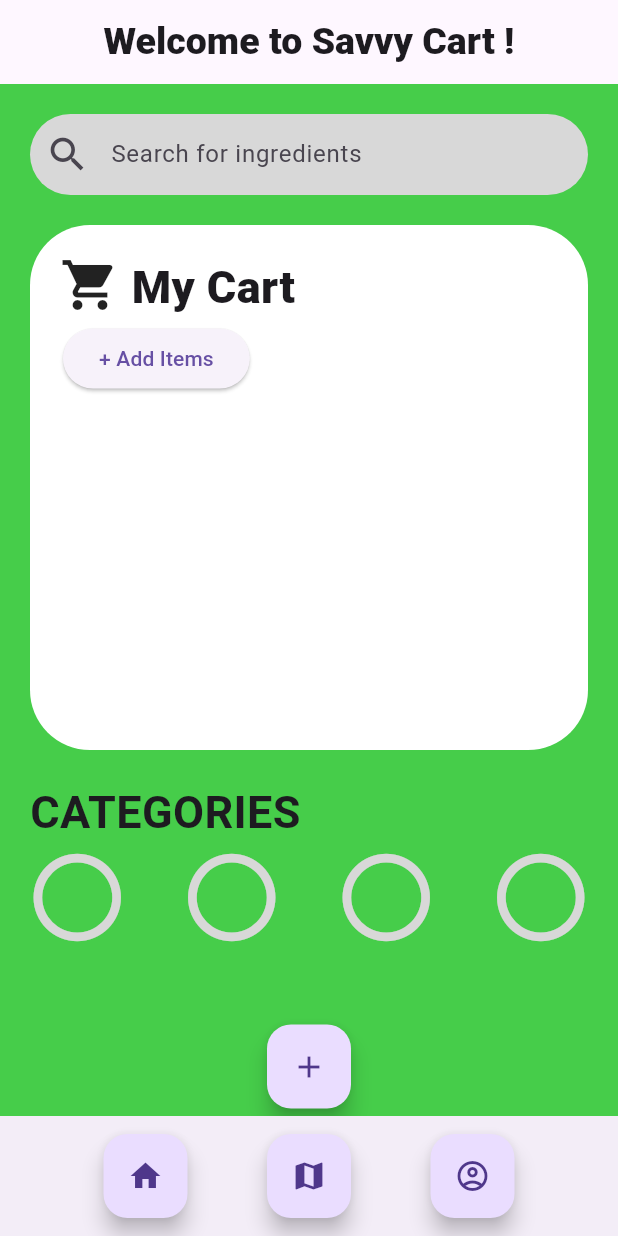
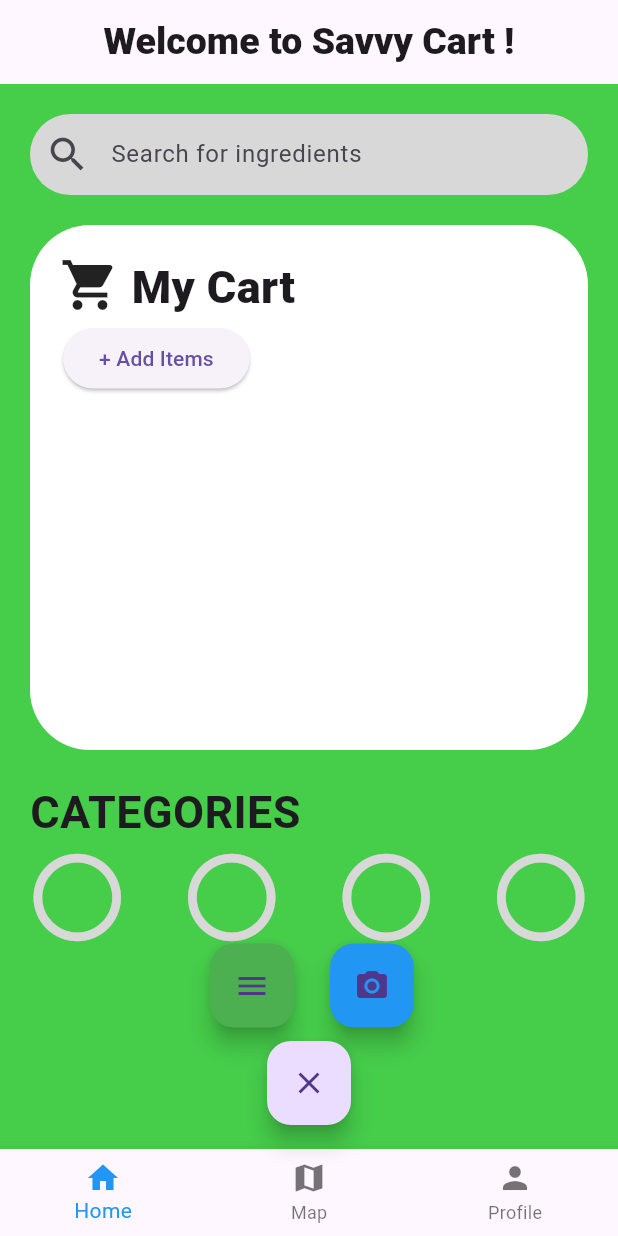
Before and after one commit to tepennnn/GDGoC-Team-7, a Flutter app: the screen it shows after launch, after a tap on the "add" icon, on a phone screen of 412 x 824 dp. Run offline on Flutter 3.47's test engine with Material 3 defaults, Android fonts, the phone set to English and light mode, and no system bars.

Commit message:
updated home page and bottom navigation bar
can now jump to map and profile page from the bottom bar

```diff
--- a/flutter_application/lib/pages/home.dart
+++ b/flutter_application/lib/pages/home.dart
@@ -1,10 +1,24 @@
-import 'dart:async';
+import 'package:flutter/material.dart';
 
-import 'package:flutter/material.dart';
-import 'package:flutter_svg/flutter_svg.dart';
+import 'package:flutter_application/pages/map.dart';
+import 'package:flutter_application/pages/profile_history.dart';
 
-class HomePage extends StatelessWidget {
+class HomePage extends StatefulWidget {
   const HomePage({super.key});
+  @override
+  State<HomePage> createState() => _HomePageState();
+}
+
+class _HomePageState extends State<HomePage> {
+
+  // Parameter for camera button
+  bool _isExpanded = false;
+  void _toggleMenu() {
+    setState(() {
+      _isExpanded = !_isExpanded;
+    });
+  }
+
 
   @override
   Widget build(BuildContext context) {
@@ -15,131 +29,66 @@ class HomePage extends StatelessWidget {
         crossAxisAlignment: CrossAxisAlignment.center,
         children: [
           _searchBar(),
-          _centerBox(),
-          _categoriesText(),
-          _categoriesCircle(),
+          _centralBox(),
+          _categories(),
           SizedBox(height: 50),
-          _bottomButton()
         ],
       ),
-      bottomNavigationBar: _bottomBar(),
 
+      floatingActionButton: SizedBox(
+        width: 380, // Adjust width to fit multiple buttons
+        height: 200, // Adjust height for spacing
+        child: _scanningButton(),
+      ),
+
+      bottomNavigationBar: CustomNavBar(selectedIndex: 0),
     );
   }
 
-  FloatingActionButton _bottomButton() {
-    return FloatingActionButton(
-          onPressed: (){print('menu');},
-          child: const  Icon(Icons.add),
-        );
-  }
-
-  BottomAppBar _bottomBar() {
-    return BottomAppBar(
-      shape: const CircularNotchedRectangle(),
-      child: Row(
-        mainAxisAlignment: MainAxisAlignment.spaceEvenly,
-        children: [
-          FloatingActionButton(
-            onPressed: (){print('home');},
-            child: const Icon(Icons.home),
+  Stack _scanningButton() {
+    return Stack(
+      alignment: Alignment.bottomCenter,
+      children: [
+        if (_isExpanded) ...[
+          // Camera Button
+          Positioned(
+            bottom: 65,  // Adjusted spacing above main button
+            right: 120,
+            child: FloatingActionButton(
+              heroTag: "camera",
+              onPressed: () {
+                print("Camera Clicked!");
+              },
+              backgroundColor: Colors.blue,
+              child: Icon(Icons.camera_alt),
+            ),
           ),
-          FloatingActionButton(
-            onPressed: (){print('map');},
-            child: const Icon(Icons.map),
-          ),
-          FloatingActionButton(
-            onPressed: (){print('profile');},
-            child: const Icon(Icons.account_circle_outlined),
+          // Menu Button (Above Camera Button)
+          Positioned(
+            bottom: 65, // Increased spacing to avoid overlap
+            right: 200,
+            child: FloatingActionButton(
+              heroTag: "menu",
+              onPressed: () {
+                print("Menu Clicked!");
+              },
+              backgroundColor: Colors.green,
+              child: Icon(Icons.menu),
+            ),
           ),
         ],
-      ),
+        // Main FAB (Toggles Expansion)
+        FloatingActionButton(
+          onPressed: _toggleMenu,
+          child: Icon(_isExpanded ? Icons.close : Icons.add),
+        ),
+      ],
     );
-  }
-
-  Container _centerBox() {
-    return Container(
-          width: 400,
-          height: 350,
-          margin: EdgeInsets.all(20),
-          padding: EdgeInsets.all(20),
-          decoration: BoxDecoration(
-            borderRadius: BorderRadius.circular(40),
-            color: Colors.white,
-            shape: BoxShape.rectangle,
-          ),
-        // The shopping cart and text part
-          child: Column(
-            children: [
-              _myCartBar(),
-              _addItemButton(),
-            ],
-          ),
-        );
-  }
-
-  Align _categoriesText() {
-    return Align(
-      alignment: Alignment.centerLeft,
-      child: Padding(
-        padding: const EdgeInsets.only(left: 20),
-        child: Text(
-          'CATEGORIES',
-          style: TextStyle(
-            fontSize: 30,
-            fontWeight: FontWeight.w700,
-          ),
-        ),
-      ),
-    );
-  }
-
-  Padding _addItemButton() {
-    return Padding(
-      padding: const EdgeInsets.all(2.0),
-      child: Align(
-        alignment: Alignment.centerLeft,
-        child: ElevatedButton(
-          onPressed: (){print('Adding Items');},
-          child: Text('+ Add Items')
-        ),
-      ),
-    );
-  }
-
-  Row _myCartBar() {
-    return Row(
-            crossAxisAlignment: CrossAxisAlignment.start,
-            children: [
-              Icon(
-                Icons.shopping_cart,
-                size: 40,
-              ),
-              Text(
-                ' My Cart',
-                style: TextStyle(
-                  fontSize: 30,
-                  fontWeight: FontWeight.w900,
-                ),
-              ),
-            ],
-          );
   }
 
   Container _searchBar() {
     return Container(
           margin: EdgeInsets.only(top: 20, left: 20, right: 20),
-          decoration: BoxDecoration(
-            boxShadow: [
-// Adds shadow to the search box
-              // BoxShadow(
-              //   color: Color(0xff1D1D1D).withOpacity(0.40),
-              //   blurRadius: 60,
-              //   spreadRadius: 1.0
-              // )
-            ]
-          ),
-
           child: TextField(
             decoration: InputDecoration(
               filled: true,
@@ -153,15 +102,89 @@ class HomePage extends StatelessWidget {
                   size: 30,
                 )
               ),
-
               border: OutlineInputBorder(
                 borderRadius: BorderRadius.circular(30),
                 borderSide: BorderSide.none,
-              )
+              ),
             ),
           ),
         );
   }
+
+  Container _centralBox() {
+    return Container(
+            width: 400,
+            height: 350,
+            margin: EdgeInsets.all(20),
+            padding: EdgeInsets.all(20),
+            decoration: BoxDecoration(
+              borderRadius: BorderRadius.circular(40),
+              color: Colors.white,
+              shape: BoxShape.rectangle,
+            ),
+            child: Column(
+              children: [
+                // Cart Bar
+                Row(
+                  crossAxisAlignment: CrossAxisAlignment.start,
+                  children: [
+                    Icon(
+                      Icons.shopping_cart,size: 40,),
+                      Text(
+                        ' My Cart',
+                        style: TextStyle(
+                          fontSize: 30,
+                          fontWeight: FontWeight.w900,
+                        ),
+                      ),
+                  ],
+                ),
+                // Add item button
+                Padding(
+                  padding: const EdgeInsets.all(2.0),
+                  child: Align(
+                    alignment: Alignment.centerLeft,
+                    child: ElevatedButton(
+                      onPressed: (){print('Adding Items');},
+                      child: Text('+ Add Items')
+                    ),
+                  ),
+                ),
+              ],
+            ),
+          );
+  }
+
+  Column _categories() {
+    return Column(
+          children: [
+            Align(
+              alignment: Alignment.centerLeft,
+              child: Padding(
+                padding: const EdgeInsets.only(left: 20),
+                child: Text(
+                  'CATEGORIES',
+                  style: TextStyle(
+                    fontSize: 30,
+                    fontWeight: FontWeight.w700,
+                  ),
+                ),
+              ),
+            ),
+            Row(
+              mainAxisAlignment: MainAxisAlignment.spaceAround,
+              children: [
+                Icon(Icons.circle_outlined, size: 70, color: Color.fromARGB(255, 216, 216, 216)),
+                Icon(Icons.circle_outlined, size: 70, color: Color.fromARGB(255, 216, 216, 216)),
+                Icon(Icons.circle_outlined, size: 70, color: Color.fromARGB(255, 216, 216, 216)),
+                Icon(Icons.circle_outlined, size: 70, color: Color.fromARGB(255, 216, 216, 216)),
+              ],
+            ),
+          ],
+        );
+  }
+
+
 
   AppBar appBar() {
     return AppBar(
@@ -178,21 +201,41 @@ class HomePage extends StatelessWidget {
 
 }
 
-class _categoriesCircle extends StatelessWidget {
-  const _categoriesCircle({
-    super.key,
-  });
+// Custom Bottom Navigation Bar
+class CustomNavBar extends StatelessWidget {
+  final int selectedIndex;
+
+  CustomNavBar({required this.selectedIndex});
+
+  void _onItemTapped(BuildContext context, int index) {
+    if (index == selectedIndex) return; // Prevent reloading the same page
+
+    Widget nextPage;
+    if (index == 0) {
+      nextPage = HomePage();
+    } else if (index == 1) {
+      nextPage = MapPage();
+    } else {
+      nextPage = ProfilePage();
+    }
+
+    Navigator.pushReplacement(
+      context,
+      MaterialPageRoute(builder: (context) => nextPage),
+    );
+  }
 
   @override
   Widget build(BuildContext context) {
-    return Row(
-      mainAxisAlignment: MainAxisAlignment.spaceAround,
-      children: [
-        Icon(Icons.circle_outlined, size: 70, color: Color.fromARGB(255, 216, 216, 216)),
-        Icon(Icons.circle_outlined, size: 70, color: Color.fromARGB(255, 216, 216, 216)),
-        Icon(Icons.circle_outlined, size: 70, color: Color.fromARGB(255, 216, 216, 216)),
-        Icon(Icons.circle_outlined, size: 70, color: Color.fromARGB(255, 216, 216, 216)),
+    return BottomNavigationBar(
+      items: const <BottomNavigationBarItem>[
+        BottomNavigationBarItem(icon: Icon(Icons.home), label: 'Home'),
+        BottomNavigationBarItem(icon: Icon(Icons.map), label: 'Map'),
+        BottomNavigationBarItem(icon: Icon(Icons.person), label: 'Profile'),
       ],
+      currentIndex: selectedIndex,
+      selectedItemColor: Colors.blue,
+      onTap: (index) => _onItemTapped(context, index),
     );
   }
 }
--- /dev/null
+++ b/flutter_application/lib/pages/profile_history.dart
@@ -0,0 +1,60 @@
+import 'package:flutter/material.dart';
+import 'package:flutter_application/pages/home.dart';
+import 'package:flutter_application/pages/map.dart';
+
+class ProfilePage extends StatefulWidget {
+  const ProfilePage({super.key});
+  @override
+  State<ProfilePage> createState() => _ProfilePageState();
+}
+
+class _ProfilePageState extends State<ProfilePage> {
+  @override
+  Widget build(BuildContext context) {
+    return Scaffold(
+      appBar: AppBar(
+        title: Text('Profile page'),
+      ),
+      bottomNavigationBar: CustomNavBar(selectedIndex: 2),
+    );
+  }
+}
+
+// Custom Bottom Navigation Bar
+class CustomNavBar extends StatelessWidget {
+  final int selectedIndex;
+
+  CustomNavBar({required this.selectedIndex});
+
+  void _onItemTapped(BuildContext context, int index) {
+    if (index == selectedIndex) return; // Prevent reloading the same page
+
+    Widget nextPage;
+    if (index == 0) {
+      nextPage = HomePage();
+    } else if (index == 1) {
+      nextPage = MapPage();
+    } else {
+      nextPage = ProfilePage();
+    }
+
+    Navigator.pushReplacement(
+      context,
+      MaterialPageRoute(builder: (context) => nextPage),
+    );
+  }
+
+  @override
+  Widget build(BuildContext context) {
+    return BottomNavigationBar(
+      items: const <BottomNavigationBarItem>[
+        BottomNavigationBarItem(icon: Icon(Icons.home), label: 'Home'),
+        BottomNavigationBarItem(icon: Icon(Icons.map), label: 'Map'),
+        BottomNavigationBarItem(icon: Icon(Icons.person), label: 'Profile'),
+      ],
+      currentIndex: selectedIndex,
+      selectedItemColor: Colors.blue,
+      onTap: (index) => _onItemTapped(context, index),
+    );
+  }
+}
```
Also changed, not shown: flutter_application/lib/pages/map.dart (added, +60 -0 lines).
